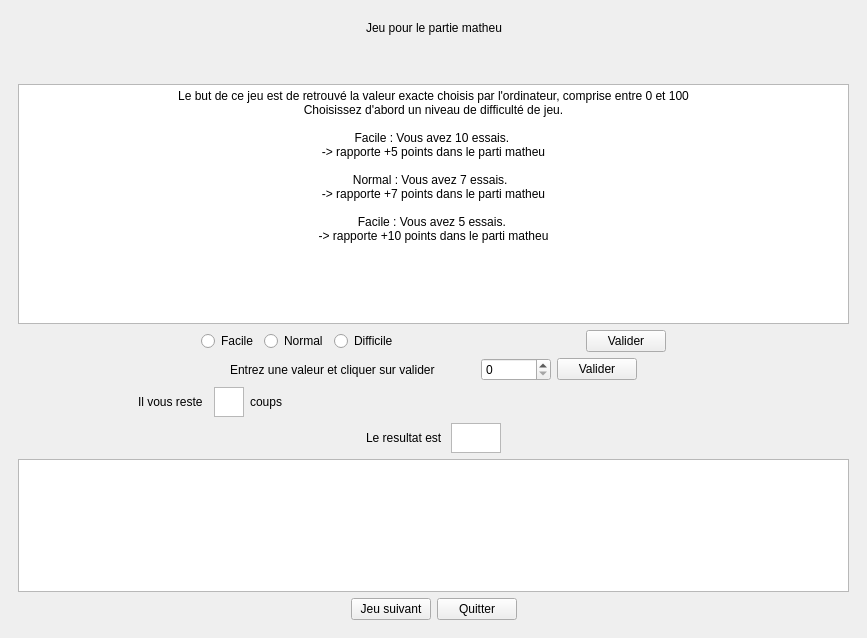
First picture: the form in jeu.ui, repository 3200443/Projectc-, before the edit.
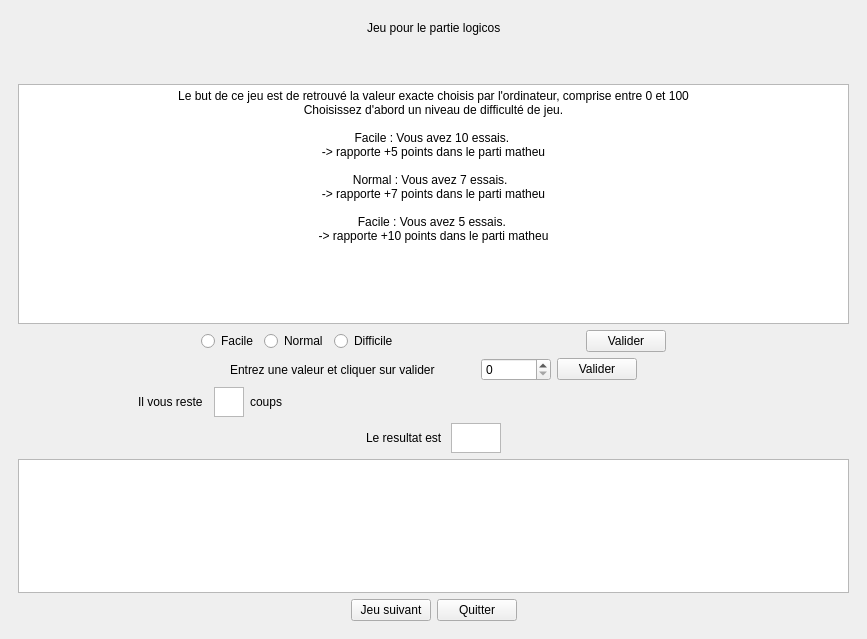
Second picture: the form after the edit. The open tabs and pages were chosen to show the change.

What changed in the file:
```diff
--- a/jeu.ui
+++ b/jeu.ui
@@ -7,7 +7,7 @@
     <x>0</x>
     <y>0</y>
     <width>867</width>
-    <height>638</height>
+    <height>639</height>
    </rect>
   </property>
   <property name="windowTitle">
@@ -46,11 +46,9 @@
        </layout>
       </widget>
       <widget class="QWidget" name="page_jeu2">
-       <layout class="QVBoxLayout" name="verticalLayout_5">
-        <item>
-         <layout class="QVBoxLayout" name="verticalLayout_4">
-          <item>
-           <layout class="QVBoxLayout" name="verticalLayout_2">
+       <layout class="QGridLayout" name="gridLayout_2">
+        <item row="0" column="0">
+         <layout class="QVBoxLayout" name="verticalLayout">
             <item>
              <layout class="QHBoxLayout" name="horizontalLayout_9">
               <item>
@@ -69,7 +67,7 @@
               <item>
                <widget class="QLabel" name="label_2">
                 <property name="text">
-                 <string>Jeu pour le partie matheu</string>
+               <string>Jeu pour le partie logicos</string>
                 </property>
                </widget>
               </item>
@@ -453,8 +451,6 @@
                  </size>
                 </property>
                </spacer>
-              </item>
-             </layout>
             </item>
            </layout>
           </item>
```
Left out of the diff: 8 changed lines with no effect on the pictures. Lines whose indentation alone changed are shown as unchanged.
